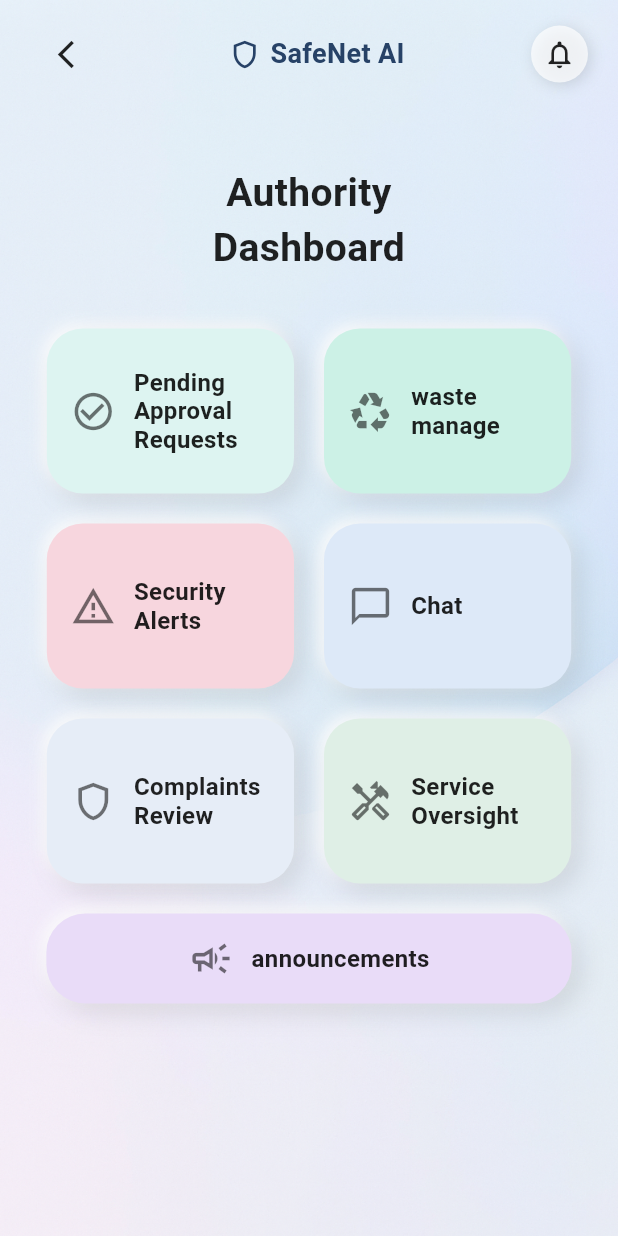
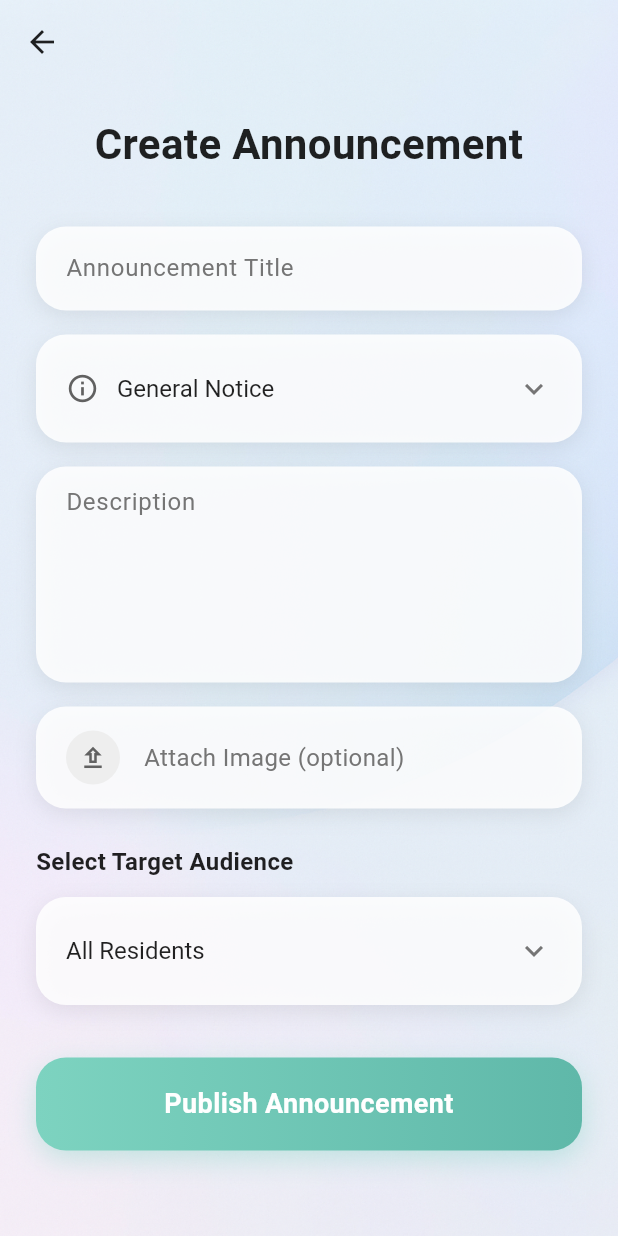
Before and after one commit to safenet-ai/safenet-ai, a Flutter app: the AuthorityDashboardPage screen opened directly, after a tap on "announcements", on a phone screen of 412 x 824 dp. Run offline on Flutter 3.47's test engine with Material 3 defaults, Android fonts, the phone set to English and light mode, and no system bars; our stand-ins replace cloud_firestore, file_picker, firebase_auth, firebase_core, firebase_storage, flutter_image_compress and 1 more; accounts and stored records are empty.

Commit message:
announcement screen

```diff
--- /dev/null
+++ b/lib/authority_announcement.dart
@@ -0,0 +1,453 @@
+import 'package:flutter/material.dart';
+import 'package:file_picker/file_picker.dart';
+import 'package:cloud_firestore/cloud_firestore.dart';
+import 'package:firebase_storage/firebase_storage.dart';
+import 'package:shared_preferences/shared_preferences.dart';
+import 'dart:io';
+
+class AuthorityAnnouncementPage extends StatefulWidget {
+  const AuthorityAnnouncementPage({super.key});
+
+  @override
+  State<AuthorityAnnouncementPage> createState() =>
+      _AuthorityAnnouncementPageState();
+}
+
+class _AuthorityAnnouncementPageState extends State<AuthorityAnnouncementPage> {
+  final _titleCtrl = TextEditingController();
+  final _descriptionCtrl = TextEditingController();
+
+  String selectedCategory = "General Notice";
+  String selectedAudience = "All Residents";
+  File? _selectedImage;
+  String? _imageFileName;
+  bool _isLoading = false;
+
+  final List<Map<String, dynamic>> categories = [
+    {"name": "General Notice", "icon": Icons.info_outline},
+    {"name": "Maintenance / Repair", "icon": Icons.build_outlined},
+    {"name": "Emergency / Alert", "icon": Icons.warning_amber_outlined},
+    {"name": "Events & Meetings", "icon": Icons.event_outlined},
+    {"name": "Payments & Dues", "icon": Icons.payment_outlined},
+    {"name": "Security Updates", "icon": Icons.security_outlined},
+    {"name": "Rules & Guidelines", "icon": Icons.gavel_outlined},
+    {"name": "Facilities / Amenities", "icon": Icons.apartment_outlined},
+  ];
+
+  final List<String> audiences = [
+    "All Residents",
+    "All Workers",
+    "All Security",
+    "Everyone",
+  ];
+
+  Future<void> _pickImage() async {
+    try {
+      FilePickerResult? result = await FilePicker.platform.pickFiles(
+        type: FileType.image,
+        allowMultiple: false,
+      );
+
+      if (result != null) {
+        setState(() {
+          _selectedImage = File(result.files.single.path!);
+          _imageFileName = result.files.single.name;
+        });
+      }
+    } catch (e) {
+      _showMsg("Error picking image: $e");
+    }
+  }
+
+  Future<void> _publishAnnouncement() async {
+    if (_titleCtrl.text.trim().isEmpty) {
+      _showMsg("Please enter announcement title");
+      return;
+    }
+
+    if (_descriptionCtrl.text.trim().isEmpty) {
+      _showMsg("Please enter description");
+      return;
+    }
+
+    setState(() => _isLoading = true);
+
+    try {
+      // Get authority UID
+      final prefs = await SharedPreferences.getInstance();
+      final authorityUid = prefs.getString('authority_uid');
+
+      if (authorityUid == null) {
+        _showMsg("Authority user not found. Please login again.");
+        setState(() => _isLoading = false);
+        return;
+      }
+
+      // Upload image if selected
+      String? imageUrl;
+      if (_selectedImage != null) {
+        final storageRef = FirebaseStorage.instance
+            .ref()
+            .child('announcements')
+            .child('${DateTime.now().millisecondsSinceEpoch}_$_imageFileName');
+
+        final uploadTask = await storageRef.putFile(_selectedImage!);
+        imageUrl = await uploadTask.ref.getDownloadURL();
+      }
+
+      // Determine target collection(s)
+      String targetCollection = "";
+      if (selectedAudience == "All Residents") {
+        targetCollection = "users";
+      } else if (selectedAudience == "All Workers") {
+        targetCollection = "workers";
+      } else if (selectedAudience == "All Security") {
+        targetCollection = "security";
+      } else {
+        targetCollection = "everyone";
+      }
+
+      // Create announcement document
+      await FirebaseFirestore.instance.collection("announcements").add({
+        "title": _titleCtrl.text.trim(),
+        "category": selectedCategory,
+        "description": _descriptionCtrl.text.trim(),
+        "imageUrl": imageUrl ?? "",
+        "targetAudience": targetCollection,
+        "authorityUid": authorityUid,
+        "timestamp": FieldValue.serverTimestamp(),
+        "isActive": true,
+      });
+
+      _showMsg("Announcement published successfully!");
+
+      // Clear form
+      _titleCtrl.clear();
+      _descriptionCtrl.clear();
+      setState(() {
+        selectedCategory = "General Notice";
+        selectedAudience = "All Residents";
+        _selectedImage = null;
+        _imageFileName = null;
+      });
+
+      // Navigate back after delay
+      await Future.delayed(const Duration(seconds: 2));
+      Navigator.pop(context);
+    } catch (e) {
+      _showMsg("Error publishing announcement: $e");
+    } finally {
+      setState(() => _isLoading = false);
+    }
+  }
+
+  void _showMsg(String msg) {
+    ScaffoldMessenger.of(context).showSnackBar(SnackBar(content: Text(msg)));
+  }
+
+  @override
+  Widget build(BuildContext context) {
+    return Scaffold(
+      backgroundColor: Colors.black,
+      extendBodyBehindAppBar: true,
+      appBar: AppBar(
+        backgroundColor: Colors.transparent,
+        elevation: 0,
+        leading: IconButton(
+          icon: const Icon(Icons.arrow_back, color: Colors.black87),
+          onPressed: () => Navigator.pop(context),
+        ),
+      ),
+      body: Stack(
+        children: [
+          // Background Image
+          Positioned.fill(
+            child: Image.asset('assets/bg1_img.png', fit: BoxFit.cover),
+          ),
+
+          // Content
+          SafeArea(
+            child: SingleChildScrollView(
+              physics: const BouncingScrollPhysics(),
+              child: Container(
+                constraints: BoxConstraints(
+                  minHeight:
+                      MediaQuery.of(context).size.height -
+                      MediaQuery.of(context).padding.top -
+                      MediaQuery.of(context).padding.bottom,
+                ),
+                padding: const EdgeInsets.symmetric(
+                  horizontal: 24,
+                  vertical: 20,
+                ),
+                child: Column(
+                  crossAxisAlignment: CrossAxisAlignment.stretch,
+                  children: [
+                    // Title
+                    const Text(
+                      "Create Announcement",
+                      textAlign: TextAlign.center,
+                      style: TextStyle(
+                        fontSize: 28,
+                        fontWeight: FontWeight.w700,
+                        color: Colors.black87,
+                      ),
+                    ),
+
+                    const SizedBox(height: 35),
+
+                    // Announcement Title Field
+                    _buildTextField(
+                      controller: _titleCtrl,
+                      hint: "Announcement Title",
+                    ),
+
+                    const SizedBox(height: 16),
+
+                    // Category Dropdown
+                    _buildDropdown(
+                      value: selectedCategory,
+                      items: categories
+                          .map((cat) => cat["name"] as String)
+                          .toList(),
+                      hint: "Category",
+                      onChanged: (value) {
+                        setState(() => selectedCategory = value!);
+                      },
+                      prefixIcon: categories.firstWhere(
+                        (cat) => cat["name"] == selectedCategory,
+                      )["icon"],
+                    ),
+
+                    const SizedBox(height: 16),
+
+                    // Description Field
+                    _buildTextField(
+                      controller: _descriptionCtrl,
+                      hint: "Description",
+                      maxLines: 5,
+                    ),
+
+                    const SizedBox(height: 16),
+
+                    // Attach Image Button
+                    _buildImagePicker(),
+
+                    const SizedBox(height: 24),
+
+                    // Select Target Audience Label
+                    const Text(
+                      "Select Target Audience",
+                      style: TextStyle(
+                        fontSize: 16,
+                        fontWeight: FontWeight.w600,
+                        color: Colors.black87,
+                      ),
+                    ),
+
+                    const SizedBox(height: 12),
+
+                    // Target Audience Dropdown
+                    _buildDropdown(
+                      value: selectedAudience,
+                      items: audiences,
+                      hint: "Select Audience",
+                      onChanged: (value) {
+                        setState(() => selectedAudience = value!);
+                      },
+                    ),
+
+                    const SizedBox(height: 35),
+
+                    // Publish Button
+                    _buildPublishButton(),
+
+                    const SizedBox(height: 20),
+                  ],
+                ),
+              ),
+            ),
+          ),
+
+          // Loading Overlay
+          if (_isLoading)
+            Container(
+              color: Colors.black.withOpacity(0.5),
+              child: const Center(
+                child: CircularProgressIndicator(color: Colors.white),
+              ),
+            ),
+        ],
+      ),
+    );
+  }
+
+  Widget _buildTextField({
+    required TextEditingController controller,
+    required String hint,
+    int maxLines = 1,
+  }) {
+    return Container(
+      padding: const EdgeInsets.symmetric(horizontal: 20, vertical: 4),
+      decoration: BoxDecoration(
+        color: Colors.white.withOpacity(0.85),
+        borderRadius: BorderRadius.circular(20),
+        boxShadow: [
+          BoxShadow(
+            color: Colors.black.withOpacity(0.08),
+            blurRadius: 12,
+            offset: const Offset(0, 4),
+          ),
+        ],
+      ),
+      child: TextField(
+        controller: controller,
+        maxLines: maxLines,
+        style: const TextStyle(fontSize: 16, color: Colors.black87),
+        decoration: InputDecoration(
+          hintText: hint,
+          hintStyle: TextStyle(color: Colors.grey.shade600),
+          border: InputBorder.none,
+        ),
+      ),
+    );
+  }
+
+  Widget _buildDropdown({
+    required String value,
+    required List<String> items,
+    required String hint,
+    required Function(String?) onChanged,
+    IconData? prefixIcon,
+  }) {
+    return Container(
+      padding: const EdgeInsets.symmetric(horizontal: 20, vertical: 12),
+      decoration: BoxDecoration(
+        color: Colors.white.withOpacity(0.85),
+        borderRadius: BorderRadius.circular(20),
+        boxShadow: [
+          BoxShadow(
+            color: Colors.black.withOpacity(0.08),
+            blurRadius: 12,
+            offset: const Offset(0, 4),
+          ),
+        ],
+      ),
+      child: Row(
+        children: [
+          if (prefixIcon != null) ...[
+            Icon(prefixIcon, color: Colors.grey.shade700, size: 22),
+            const SizedBox(width: 12),
+          ],
+          Expanded(
+            child: DropdownButtonHideUnderline(
+              child: DropdownButton<String>(
+                value: value,
+                isExpanded: true,
+                icon: Icon(
+                  Icons.keyboard_arrow_down,
+                  color: Colors.grey.shade600,
+                ),
+                style: const TextStyle(fontSize: 16, color: Colors.black87),
+                items: items.map((String item) {
+                  return DropdownMenuItem<String>(
+                    value: item,
+                    child: Text(item),
+                  );
+                }).toList(),
+                onChanged: onChanged,
+              ),
+            ),
+          ),
+        ],
+      ),
+    );
+  }
+
+  Widget _buildImagePicker() {
+    return GestureDetector(
+      onTap: _pickImage,
+      child: Container(
+        padding: const EdgeInsets.symmetric(horizontal: 20, vertical: 16),
+        decoration: BoxDecoration(
+          color: Colors.white.withOpacity(0.85),
+          borderRadius: BorderRadius.circular(20),
+          boxShadow: [
+            BoxShadow(
+              color: Colors.black.withOpacity(0.08),
+              blurRadius: 12,
+              offset: const Offset(0, 4),
+            ),
+          ],
+        ),
+        child: Row(
+          children: [
+            Container(
+              padding: const EdgeInsets.all(8),
+              decoration: BoxDecoration(
+                color: Colors.grey.shade200,
+                shape: BoxShape.circle,
+              ),
+              child: Icon(
+                Icons.upload_outlined,
+                color: Colors.grey.shade700,
+                size: 20,
+              ),
+            ),
+            const SizedBox(width: 16),
+            Expanded(
+              child: Text(
+                _imageFileName ?? "Attach Image (optional)",
+                style: TextStyle(
+                  fontSize: 16,
+                  color: _imageFileName != null
+                      ? Colors.black87
+                      : Colors.grey.shade600,
+                ),
+                overflow: TextOverflow.ellipsis,
+              ),
+            ),
+          ],
+        ),
+      ),
+    );
+  }
+
+  Widget _buildPublishButton() {
+    return GestureDetector(
+      onTap: _isLoading ? null : _publishAnnouncement,
+      child: Container(
+        padding: const EdgeInsets.symmetric(vertical: 18),
+        decoration: BoxDecoration(
+          gradient: LinearGradient(
+            colors: [const Color(0xFF7DD3C0), const Color(0xFF5FB8A9)],
+          ),
+          borderRadius: BorderRadius.circular(20),
+          boxShadow: [
+            BoxShadow(
+              color: const Color(0xFF7DD3C0).withOpacity(0.4),
+              blurRadius: 15,
+              offset: const Offset(0, 6),
+            ),
+          ],
+        ),
+        child: const Text(
+          "Publish Announcement",
+          textAlign: TextAlign.center,
+          style: TextStyle(
+            fontSize: 18,
+            fontWeight: FontWeight.w700,
+            color: Colors.white,
+          ),
+        ),
+      ),
+    );
+  }
+
+  @override
+  void dispose() {
+    _titleCtrl.dispose();
+    _descriptionCtrl.dispose();
+    super.dispose();
+  }
+}
--- a/lib/authority_dashboard.dart
+++ b/lib/authority_dashboard.dart
@@ -3,6 +3,7 @@ import 'authority_chatwaiting.dart';
 import 'authority_complaint.dart';
 import 'authority_approval.dart';
 import 'authority_servicereq.dart';
+import 'authority_announcement.dart';
 import 'widget/notification_dropdown.dart';
 
 class AuthorityDashboardPage extends StatelessWidget {
@@ -250,7 +251,13 @@ class AuthorityDashboardPage extends StatelessWidget {
                           width: MediaQuery.of(context).size.width * 0.85,
                           child: GestureDetector(
                             onTap: () {
-                              // Navigator.push(context, MaterialPageRoute(builder: (context) => GenerateReportPage()));
+                              Navigator.push(
+                                context,
+                                MaterialPageRoute(
+                                  builder: (context) =>
+                                      AuthorityAnnouncementPage(),
+                                ),
+                              );
                             },
                             child: const FullWidthButtonTile(
                               //color: Color(0xFFCCF1E6),
```
